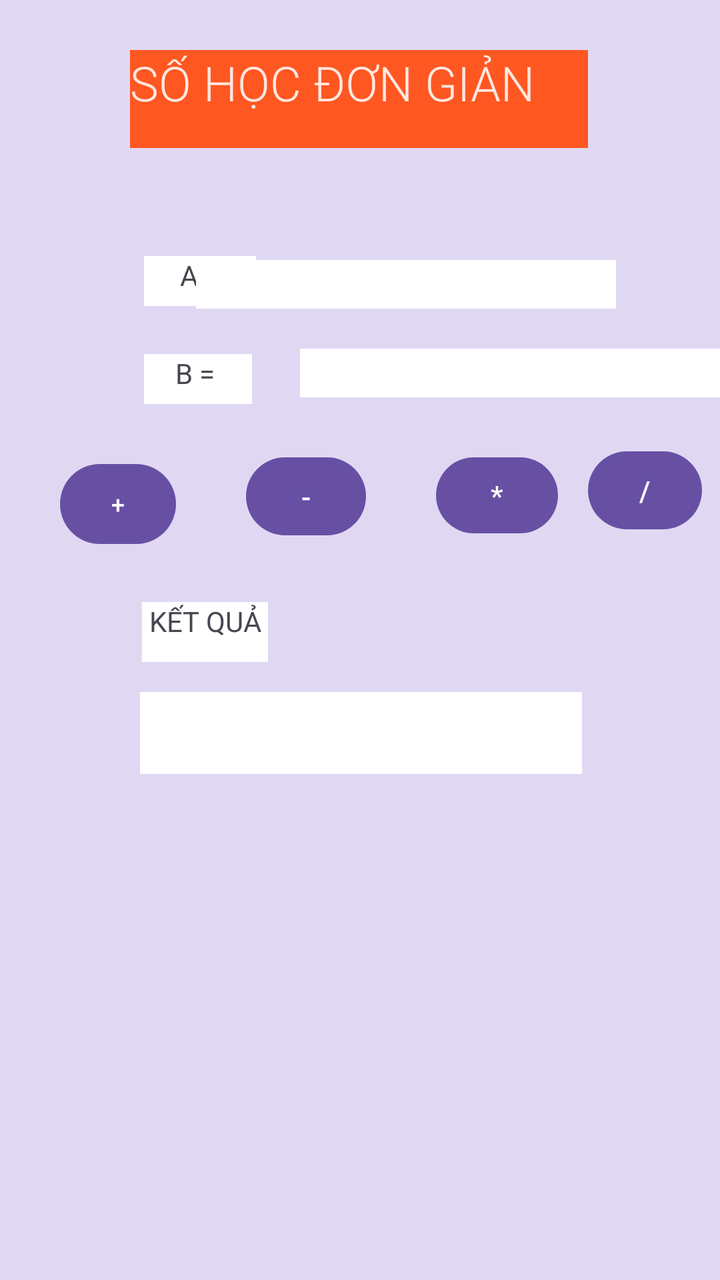
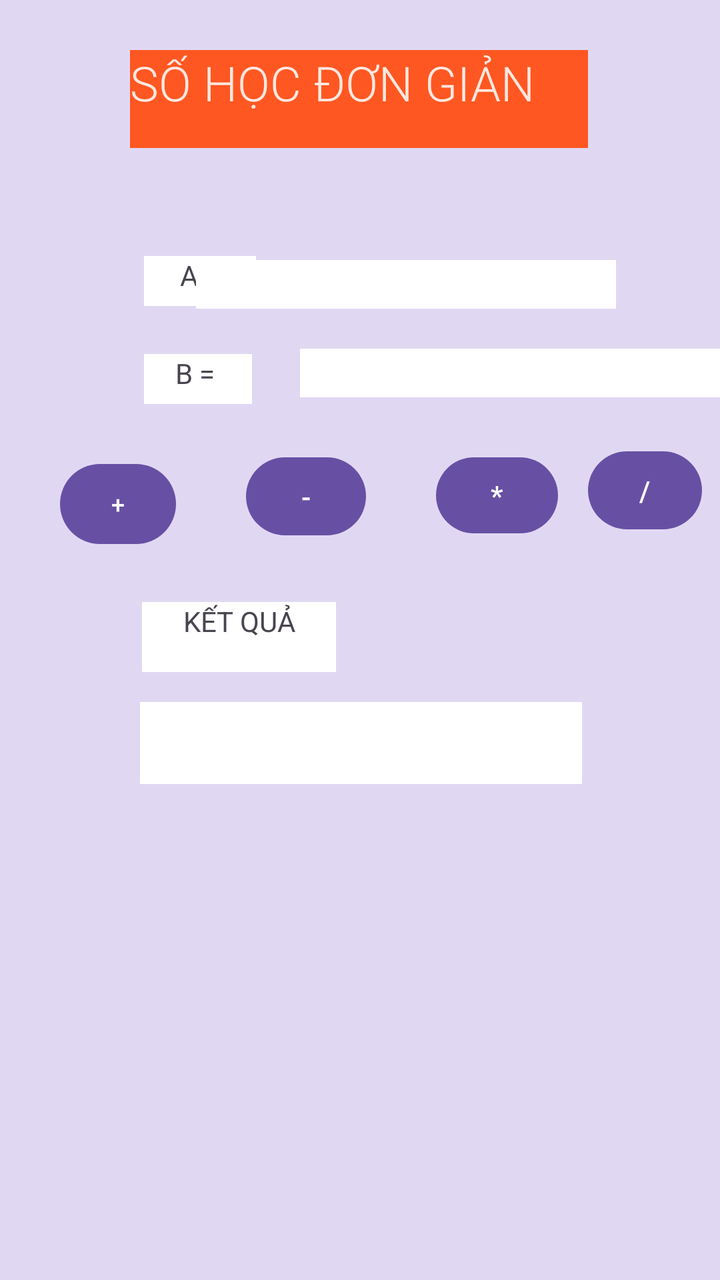

Before-and-after screenshots of an Android layout around one commit, followed by the original layout XML and the change that was made.
<!-- AndroidManifest.xml: application theme Theme.AppCongTruNhanChia -->
<!-- res/layout/activity_main.xml -->
<?xml version="1.0" encoding="utf-8"?>
<androidx.constraintlayout.widget.ConstraintLayout xmlns:android="http://schemas.android.com/apk/res/android"
    xmlns:app="http://schemas.android.com/apk/res-auto"
    xmlns:tools="http://schemas.android.com/tools"
    android:id="@+id/main"
    android:layout_width="match_parent"
    android:layout_height="match_parent"
    android:background="#2B513FB5"
    tools:context=".MainActivity">

    <TextView
        android:id="@+id/textView"
        android:layout_width="229dp"
        android:layout_height="49dp"
        android:layout_marginStart="120dp"
        android:layout_marginTop="25dp"
        android:layout_marginEnd="120dp"
        android:background="#FF5722"
        android:fontFamily="sans-serif-light"
        android:foregroundTint="#00BCD4"
        android:text="SỐ HỌC ĐƠN GIẢN"
        android:textColor="#DCFFFFFF"
        android:textSize="24sp"
        app:layout_constraintEnd_toEndOf="parent"
        app:layout_constraintHorizontal_bias="0.505"
        app:layout_constraintStart_toStartOf="parent"
        app:layout_constraintTop_toTopOf="parent" />

    <TextView
        android:id="@+id/textView2"
        android:layout_width="56dp"
        android:layout_height="25dp"
        android:layout_marginStart="72dp"
        android:layout_marginTop="128dp"
        android:background="#FFFFFFFF"
        android:text=" A = "
        android:textAlignment="center"
        app:layout_constraintEnd_toStartOf="@+id/edtA"
        app:layout_constraintHorizontal_bias="0.0"
        app:layout_constraintStart_toStartOf="parent"
        app:layout_constraintTop_toTopOf="parent" />

    <TextView
        android:id="@+id/textView3"
        android:layout_width="54dp"
        android:layout_height="25dp"
        android:layout_marginStart="72dp"
        android:layout_marginTop="24dp"
        android:background="#FFFFFF"
        android:text="B = "
        android:textAlignment="center"
        app:layout_constraintEnd_toStartOf="@+id/edtB"
        app:layout_constraintStart_toStartOf="parent"
        app:layout_constraintTop_toBottomOf="@+id/textView2" />

    <EditText
        android:id="@+id/edtA"
        android:layout_width="wrap_content"
        android:layout_height="wrap_content"
        android:layout_marginTop="56dp"
        android:layout_marginEnd="52dp"
        android:background="#FFFFFF"
        android:ems="10"
        android:inputType="text"
        app:layout_constraintEnd_toEndOf="parent"
        app:layout_constraintTop_toBottomOf="@+id/textView" />

    <EditText
        android:id="@+id/edtB"
        android:layout_width="0dp"
        android:layout_height="wrap_content"
        android:layout_marginStart="24dp"
        android:layout_marginTop="20dp"
        android:background="#FFFFFF"
        android:ems="10"
        android:inputType="text"
        app:layout_constraintStart_toEndOf="@+id/textView3"
        app:layout_constraintTop_toBottomOf="@+id/edtA" />

    <Button
        android:id="@+id/btnCong"
        android:layout_width="58dp"
        android:layout_height="48dp"
        android:layout_marginStart="30dp"
        android:layout_marginTop="26dp"
        android:foregroundTint="#000000"
        android:onClick="XuLyCong"
        android:text="+"
        android:textSize="12sp"
        app:layout_constraintStart_toStartOf="parent"
        app:layout_constraintTop_toBottomOf="@+id/textView3" />

    <Button
        android:id="@+id/btnTru"
        android:layout_width="60dp"
        android:layout_height="47dp"
        android:layout_marginStart="35dp"
        android:layout_marginTop="26dp"
        android:onClick="XuLyTru"
        android:text="-"
        app:layout_constraintStart_toEndOf="@+id/btnCong"
        app:layout_constraintTop_toBottomOf="@+id/edtB" />

    <Button
        android:id="@+id/btnNhan"
        android:layout_width="61dp"
        android:layout_height="46dp"
        android:layout_marginStart="35dp"
        android:layout_marginTop="26dp"
        android:onClick="XuLyNhan"
        android:text="*"
        app:layout_constraintStart_toEndOf="@+id/btnTru"
        app:layout_constraintTop_toBottomOf="@+id/edtB" />

    <Button
        android:id="@+id/btnChia"
        android:layout_width="57dp"
        android:layout_height="47dp"
        android:layout_marginStart="35dp"
        android:layout_marginTop="23dp"
        android:layout_marginEnd="29dp"
        android:onClick="XuLyChia"
        android:text="/"
        app:layout_constraintEnd_toEndOf="parent"
        app:layout_constraintStart_toEndOf="@+id/btnNhan"
        app:layout_constraintTop_toBottomOf="@+id/edtB" />

    <TextView
        android:id="@+id/textView4"
        android:layout_width="63dp"
        android:layout_height="30dp"
        android:layout_marginStart="71dp"
        android:layout_marginTop="25dp"
        android:background="#FFFFFF"
        android:text="KẾT QUẢ"
        android:textAlignment="center"
        app:layout_constraintStart_toStartOf="parent"
        app:layout_constraintTop_toBottomOf="@+id/btnCong" />

    <EditText
        android:id="@+id/edtKQ"
        android:layout_width="221dp"
        android:layout_height="41dp"
        android:layout_marginStart="70dp"
        android:layout_marginTop="15dp"
        android:layout_marginEnd="130dp"
        android:background="#FFFFFF"
        android:ems="10"
        android:inputType="text"
        app:layout_constraintEnd_toEndOf="parent"
        app:layout_constraintHorizontal_bias="0.0"
        app:layout_constraintStart_toStartOf="parent"
        app:layout_constraintTop_toBottomOf="@+id/textView4" />
</androidx.constraintlayout.widget.ConstraintLayout>
<!-- resources referenced by this layout -->
<resources>
  <style name="Theme.AppCongTruNhanChia" parent="Base.Theme.AppCongTruNhanChia" />
  <style name="Base.Theme.AppCongTruNhanChia" parent="Theme.Material3.DayNight.NoActionBar">
          
          
      </style>
</resources>

<!-- the commit's change to res/layout/activity_main.xml (unified diff, before → after) -->
@@ -127,8 +127,8 @@
 
     <TextView
         android:id="@+id/textView4"
-        android:layout_width="63dp"
-        android:layout_height="30dp"
+        android:layout_width="97dp"
+        android:layout_height="35dp"
         android:layout_marginStart="71dp"
         android:layout_marginTop="25dp"
         android:background="#FFFFFF"
@@ -147,6 +147,7 @@
         android:background="#FFFFFF"
         android:ems="10"
         android:inputType="text"
+        android:textSize="34sp"
         app:layout_constraintEnd_toEndOf="parent"
         app:layout_constraintHorizontal_bias="0.0"
         app:layout_constraintStart_toStartOf="parent"
